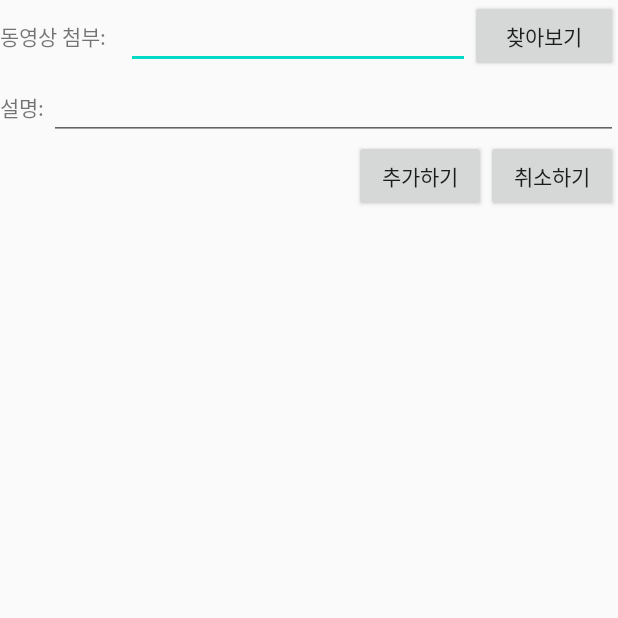
After one commit to hammii/CatEmotion, an Android app: the AddPostActivity screen opened directly, with no data from a screen before it, on a phone screen of 412 x 824 dp, the top half of it. The commit adds this screen. Run offline under Robolectric (Android 15) with nearby library versions, the phone set to English and light mode, and no system bars.

Commit message:
Community 추가

```diff
--- /dev/null
+++ b/app/src/main/java/gachon/hayeong/cat/ui/community/AddPostActivity.java
@@ -0,0 +1,60 @@
+package gachon.hayeong.cat.ui.community;
+
+import android.os.Bundle;
+import android.view.View;
+import android.widget.Button;
+import android.widget.EditText;
+import android.widget.Toast;
+
+import androidx.appcompat.app.AppCompatActivity;
+
+import gachon.hayeong.cat.R;
+
+public class AddPostActivity extends AppCompatActivity {
+    private EditText et_videoLink;
+    private EditText et_explain;
+    private Button btn_search_video;
+    private Button btn_add;
+    private Button btn_cancel;
+
+    @Override
+    protected void onCreate(Bundle savedInstanceState) {
+        super.onCreate(savedInstanceState);
+        setContentView(R.layout.activity_add_post);
+
+        et_videoLink = (EditText) findViewById(R.id.et_videoLink);
+        et_explain = (EditText) findViewById(R.id.et_explain);
+        btn_search_video = (Button) findViewById(R.id.btn_search_video);
+        btn_add = (Button) findViewById(R.id.btn_add);
+        btn_cancel = (Button) findViewById(R.id.btn_cancel);
+
+        btn_search_video.setOnClickListener(new View.OnClickListener() {
+            @Override
+            public void onClick(View v) {
+
+            }
+        });
+
+        btn_add.setOnClickListener(new View.OnClickListener() {
+            @Override
+            public void onClick(View v) {
+                if(et_videoLink == null){
+                    Toast.makeText(getApplicationContext(), "비디오를 첨부해주세요.", Toast.LENGTH_SHORT).show();
+                } else if(et_explain == null){
+                    Toast.makeText(getApplicationContext(), "설명을 작성해주세요.", Toast.LENGTH_SHORT).show();
+                } else{
+                    //첨부하는 코드
+                    Toast.makeText(getApplicationContext(), "업로드 성공!", Toast.LENGTH_SHORT).show();
+                }
+            }
+        });
+
+        btn_cancel.setOnClickListener(new View.OnClickListener() {
+            @Override
+            public void onClick(View v) {
+                finish();
+            }
+        });
+    }
+
+}
--- /dev/null
+++ b/app/src/main/res/layout/activity_add_post.xml
@@ -0,0 +1,67 @@
+<?xml version="1.0" encoding="utf-8"?>
+<LinearLayout
+    xmlns:android="http://schemas.android.com/apk/res/android"
+    android:layout_width="match_parent"
+    android:layout_height="match_parent"
+    android:orientation="vertical">
+
+    <LinearLayout
+        android:layout_width="match_parent"
+        android:layout_height="wrap_content"
+        android:orientation="horizontal">
+
+        <TextView
+            android:layout_width="wrap_content"
+            android:layout_height="wrap_content"
+            android:text="동영상 첨부: "
+            android:layout_weight="1"/>
+
+        <EditText
+            android:layout_width="wrap_content"
+            android:layout_height="wrap_content"
+            android:id="@+id/et_videoLink"
+            android:layout_weight="20"/>
+
+        <Button
+            android:layout_width="wrap_content"
+            android:layout_height="wrap_content"
+            android:text="찾아보기"
+            android:id="@+id/btn_search_video"
+            android:layout_weight="1"/>
+    </LinearLayout>
+
+    <LinearLayout
+        android:layout_width="match_parent"
+        android:layout_height="wrap_content"
+        android:orientation="horizontal">
+
+        <TextView
+            android:layout_width="wrap_content"
+            android:layout_height="wrap_content"
+            android:text="설명: "/>
+
+        <EditText
+            android:layout_width="match_parent"
+            android:layout_height="wrap_content"
+            android:id="@+id/et_explain"/>
+    </LinearLayout>
+
+    <LinearLayout
+        android:layout_width="wrap_content"
+        android:layout_height="wrap_content"
+        android:orientation="horizontal"
+        android:layout_gravity="right">
+
+        <Button
+            android:layout_width="wrap_content"
+            android:layout_height="wrap_content"
+            android:text="추가하기"
+            android:id="@+id/btn_add"/>
+
+        <Button
+            android:layout_height="wrap_content"
+            android:layout_width="wrap_content"
+            android:text="취소하기"
+            android:id="@+id/btn_cancel"/>
+    </LinearLayout>
+</LinearLayout>
--- a/app/src/main/res/values/strings.xml
+++ b/app/src/main/res/values/strings.xml
@@ -3,6 +3,7 @@
     <string name="title_home">Home</string>
     <string name="title_ranking">Ranking</string>
     <string name="title_album">Album</string>
+    <string name="title_community">Community</string>
     <string name="title_settings">Settings</string>
     <string name="title_activity_login">LoginActivity</string>
 </resources>
```
Also changed, not shown: app/src/main/AndroidManifest.xml (+4 -4 lines), app/src/main/java/gachon/hayeong/cat/MainActivity.java (+10 -1 lines), app/src/main/java/gachon/hayeong/cat/ui/community/AddPostFragment.java (added, +68 -0 lines), app/src/main/java/gachon/hayeong/cat/ui/community/CommunityFragment.java (added, +76 -0 lines), app/src/main/java/gachon/hayeong/cat/ui/community/Post.java (added, +64 -0 lines), app/src/main/java/gachon/hayeong/cat/ui/community/RecyclerViewAdapter.java (added, +36 -0 lines), app/src/main/java/gachon/hayeong/cat/ui/community/ViewHolderPost.java (added, +39 -0 lines), app/src/main/res/layout/fragment_add_post.xml (added, +67 -0 lines), app/src/main/res/layout/fragment_community.xml (added, +26 -0 lines), app/src/main/res/layout/item_detail.xml (added, +61 -0 lines), app/src/main/res/menu/bottom_nav_menu.xml (+7 -2 lines), app/src/main/res/navigation/mobile_navigation.xml (+10 -4 lines), app/src/main/res/drawable-v24/heart.png (added).
